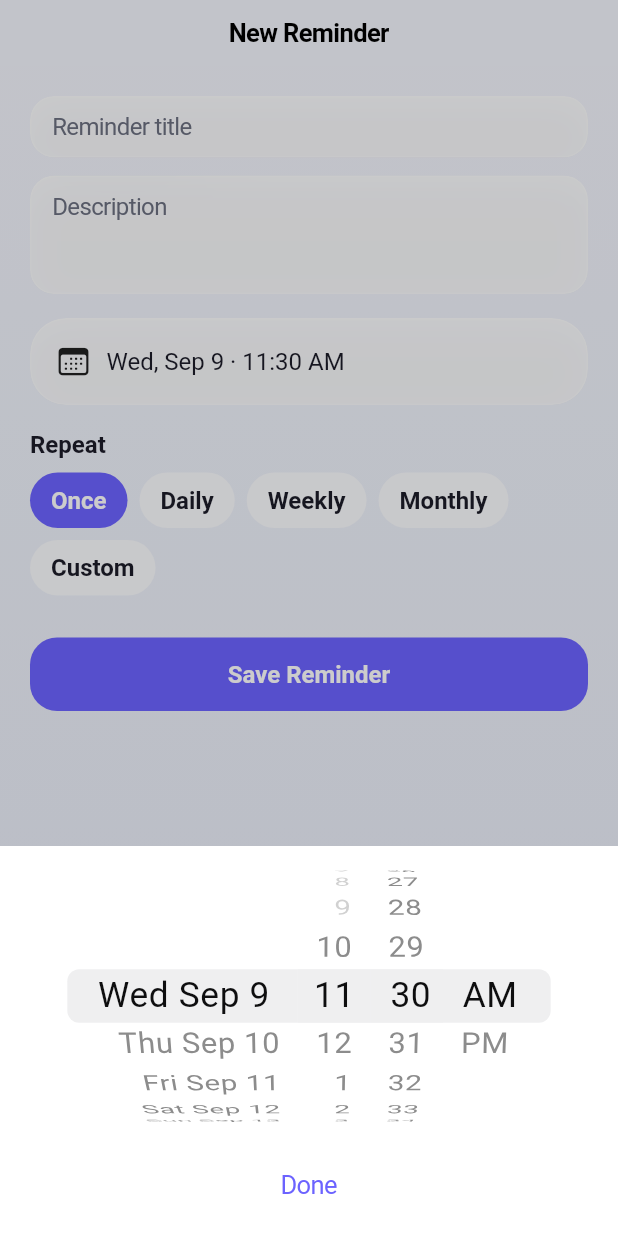
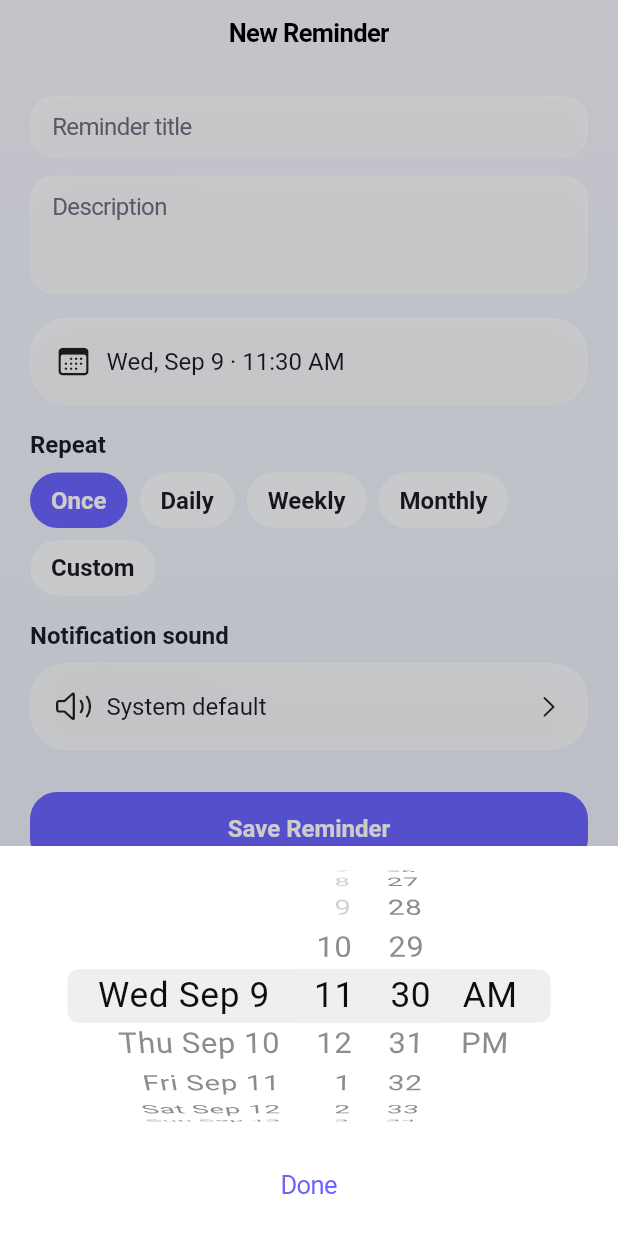
Before and after one commit to Ashishboora805/-RemindMe, a Flutter app: the ReminderEditorScreen screen opened by its route, after a tap on an icon or button, on a phone screen of 412 x 824 dp. Run offline on Flutter 3.47's test engine with Material 3 defaults, Android fonts, the light colour scheme and no system bars; our stand-ins replace drift, file_picker, flutter_animate, flutter_local_notifications, flutter_riverpod, flutter_secure_storage and 9 more; missing offline and left inert: record, sqlite3; accounts and stored records are empty; generated files the repository leaves out were written again.

Commit message:
fixe the errors and add the sound

```diff
--- a/lib/app/router.dart
+++ b/lib/app/router.dart
@@ -9,6 +9,7 @@ import '../features/notes/presentation/screens/note_detail_screen.dart';
 import '../features/notes/presentation/screens/voice_note_recorder_screen.dart';
 import '../features/reminders/presentation/screens/reminder_editor_screen.dart';
 import '../features/reminders/presentation/screens/reminder_detail_screen.dart';
+import '../features/reminders/presentation/screens/alarm_screen.dart';
 import '../features/search/presentation/search_screen.dart';
 import '../features/trash/presentation/trash_screen.dart';
 import '../features/settings/presentation/settings_screen.dart';
@@ -84,6 +85,11 @@ final routerProvider = Provider<GoRouter>((ref) {
         builder: (context, state) =>
             ReminderDetailScreen(reminderId: state.pathParameters['id']!),
       ),
+      GoRoute(
+        path: '/alarm/:id',
+        builder: (context, state) =>
+        AlarmScreen(reminderId: state.pathParameters['id']!),
+      ),
       GoRoute(path: '/search', builder: (context, state) => const SearchScreen()),
       GoRoute(path: '/trash', builder: (context, state) => const TrashScreen()),
       GoRoute(path: '/settings', builder: (context, state) => const SettingsScreen()),
--- /dev/null
+++ b/lib/features/reminders/presentation/screens/alarm_screen.dart
@@ -0,0 +1,87 @@
+import 'package:flutter/cupertino.dart';
+import 'package:flutter_riverpod/flutter_riverpod.dart';
+import 'package:go_router/go_router.dart';
+
+import '../../../../app/theme/app_theme.dart';
+import '../../../../app/theme/colors.dart';
+import '../../providers/reminder_providers.dart';
+
+class AlarmScreen extends ConsumerWidget {
+  const AlarmScreen({super.key, required this.reminderId});
+
+  final String reminderId;
+
+  @override
+  Widget build(BuildContext context, WidgetRef ref) {
+    final brightness =
+        CupertinoTheme.of(context).brightness ?? Brightness.light;
+    final reminderAsync = ref.watch(reminderByIdProvider(reminderId));
+
+    return CupertinoPageScaffold(
+      child: Container(
+        decoration:
+            BoxDecoration(gradient: AppTheme.backgroundGradient(brightness)),
+        child: SafeArea(
+          child: reminderAsync.when(
+            loading: () => const Center(child: CupertinoActivityIndicator()),
+            error: (error, _) => Center(child: Text('Alarm error: $error')),
+            data: (reminder) {
+              if (reminder == null) {
+                return const Center(child: Text('Reminder not found'));
+              }
+              return Center(
+                child: Padding(
+                  padding: const EdgeInsets.all(28),
+                  child: Column(
+                    mainAxisAlignment: MainAxisAlignment.center,
+                    children: [
+                      Icon(CupertinoIcons.alarm_fill,
+                          size: 72, color: AppColors.danger),
+                      const SizedBox(height: 28),
+                      Text(
+                        reminder.title,
+                        textAlign: TextAlign.center,
+                        style: TextStyle(
+                          fontSize: 30,
+                          fontWeight: FontWeight.w700,
+                          color: AppColors.textPrimary(brightness),
+                        ),
+                      ),
+                      if (reminder.description.isNotEmpty) ...[
+                        const SizedBox(height: 12),
+                        Text(reminder.description, textAlign: TextAlign.center),
+                      ],
+                      const SizedBox(height: 40),
+                      CupertinoButton.filled(
+                        onPressed: () async {
+                          await ref
+                              .read(reminderActionsProvider)
+                              .complete(reminderId);
+                          if (context.mounted) context.go('/');
+                        },
+                        child: const Text('Stop alarm'),
+                      ),
+                      const SizedBox(height: 12),
+                      CupertinoButton(
+                        onPressed: () async {
+                          await ref
+                              .read(reminderActionsProvider)
+                              .snooze(
+                                reminderId,
+                                const Duration(minutes: 10),
+                              );
+                          if (context.mounted) context.go('/');
+                        },
+                        child: const Text('Snooze 10 minutes'),
+                      ),
+                    ],
+                  ),
+                ),
+              );
+            },
+          ),
+        ),
+      ),
+    );
+  }
+}
--- a/lib/features/reminders/presentation/screens/reminder_editor_screen.dart
+++ b/lib/features/reminders/presentation/screens/reminder_editor_screen.dart
@@ -29,7 +29,8 @@ class ReminderEditorScreen extends ConsumerStatefulWidget {
   final String? reminderId;
 
   @override
-  ConsumerState<ReminderEditorScreen> createState() => _ReminderEditorScreenState();
+  ConsumerState<ReminderEditorScreen> createState() =>
+      _ReminderEditorScreenState();
 }
 
 class _ReminderEditorScreenState extends ConsumerState<ReminderEditorScreen> {
@@ -37,6 +38,7 @@ class _ReminderEditorScreenState extends ConsumerState<ReminderEditorScreen> {
   final _descCtrl = TextEditingController();
   DateTime _date = _defaultDate();
   String _repeat = RepeatType.none;
+  String _sound = 'default';
   final Set<int> _weekdays = {};
   int _customInterval = 2;
   String _customUnit = 'day';
@@ -60,6 +62,12 @@ class _ReminderEditorScreenState extends ConsumerState<ReminderEditorScreen> {
     RepeatType.monthly,
     RepeatType.custom,
   ];
+
+  static const _soundOptions = {
+    'default': 'System default',
+    'funny': 'Funny',
+    'ticking_clock': 'Ticking clock',
+  };
 
   @override
   void initState() {
@@ -94,6 +102,9 @@ class _ReminderEditorScreenState extends ConsumerState<ReminderEditorScreen> {
       _descCtrl.text = reminder.description;
       _date = reminder.scheduledAt;
       _repeat = reminder.repeatType;
+      _sound = _soundOptions.containsKey(reminder.sound)
+          ? reminder.sound
+          : 'default';
       _weekdays
         ..clear()
         ..addAll(ref.read(reminderServiceProvider).weekdaysFor(reminder));
@@ -190,6 +201,7 @@ class _ReminderEditorScreenState extends ConsumerState<ReminderEditorScreen> {
           scheduledAt: _date,
           repeatType: _repeat,
           repeatConfig: config,
+          sound: _sound,
           clearRepeatConfig: config == null,
         );
       } else {
@@ -201,6 +213,7 @@ class _ReminderEditorScreenState extends ConsumerState<ReminderEditorScreen> {
           scheduledAt: _date,
           repeatType: _repeat,
           repeatConfig: config,
+          sound: _sound,
         );
       }
     } catch (e) {
@@ -238,13 +251,15 @@ class _ReminderEditorScreenState extends ConsumerState<ReminderEditorScreen> {
 
   @override
   Widget build(BuildContext context) {
-    final brightness = CupertinoTheme.of(context).brightness ?? Brightness.light;
+    final brightness =
+        CupertinoTheme.of(context).brightness ?? Brightness.light;
     return CupertinoPageScaffold(
       navigationBar: CupertinoNavigationBar(
         middle: Text(_isEditing ? 'Edit Reminder' : 'New Reminder'),
       ),
       child: Container(
-        decoration: BoxDecoration(gradient: AppTheme.backgroundGradient(brightness)),
+        decoration:
+            BoxDecoration(gradient: AppTheme.backgroundGradient(brightness)),
         child: SafeArea(
           child: _loading
               ? const Center(child: CupertinoActivityIndicator())
@@ -310,8 +325,8 @@ class _ReminderEditorScreenState extends ConsumerState<ReminderEditorScreen> {
                     if (_repeat == RepeatType.weekly) ...[
                       const SizedBox(height: 14),
                       Text('On these days',
-                          style:
-                              TextStyle(color: AppColors.textSecondary(brightness))),
+                          style: TextStyle(
+                              color: AppColors.textSecondary(brightness))),
                       const SizedBox(height: 8),
                       Wrap(
                         spacing: 8,
@@ -377,7 +392,8 @@ class _ReminderEditorScreenState extends ConsumerState<ReminderEditorScreen> {
                           Text('$_customInterval'),
                           CupertinoButton(
                             padding: EdgeInsets.zero,
-                            onPressed: () => setState(() => _customInterval += 1),
+                            onPressed: () =>
+                                setState(() => _customInterval += 1),
                             child: const Icon(CupertinoIcons.plus_circle),
                           ),
                           const SizedBox(width: 8),
@@ -386,9 +402,11 @@ class _ReminderEditorScreenState extends ConsumerState<ReminderEditorScreen> {
                               groupValue: _customUnit,
                               children: const {
                                 'day': Padding(
-                                    padding: EdgeInsets.all(6), child: Text('Days')),
+                                    padding: EdgeInsets.all(6),
+                                    child: Text('Days')),
                                 'week': Padding(
-                                    padding: EdgeInsets.all(6), child: Text('Weeks')),
+                                    padding: EdgeInsets.all(6),
+                                    child: Text('Weeks')),
                               },
                               onValueChanged: (v) =>
                                   setState(() => _customUnit = v ?? 'day'),
@@ -397,21 +415,63 @@ class _ReminderEditorScreenState extends ConsumerState<ReminderEditorScreen> {
                         ],
                       ),
                     ],
+                    const SizedBox(height: 16),
+                    Text('Notification sound',
+                        style: TextStyle(
+                            fontWeight: FontWeight.w600,
+                            color: AppColors.textPrimary(brightness))),
+                    const SizedBox(height: 8),
+                    GlassCard(
+                      onTap: () => _pickSound(context),
+                      child: Row(
+                        children: [
+                          const Icon(CupertinoIcons.speaker_2),
+                          const SizedBox(width: 10),
+                          Expanded(child: Text(_soundOptions[_sound]!)),
+                          const Icon(CupertinoIcons.chevron_right, size: 18),
+                        ],
+                      ),
+                    ),
                     if (_error != null) ...[
                       const SizedBox(height: 12),
-                      Text(_error!, style: const TextStyle(color: AppColors.danger)),
+                      Text(_error!,
+                          style: const TextStyle(color: AppColors.danger)),
                     ],
                     const SizedBox(height: 28),
                     GlassButton(
                       label: _saving
                           ? 'Saving…'
                           : (_isEditing ? 'Save Changes' : 'Save Reminder'),
-                      onPressed:
-                          _saving || (_isEditing && _editing == null) ? null : _save,
+                      onPressed: _saving || (_isEditing && _editing == null)
+                          ? null
+                          : _save,
                       expand: true,
                     ),
                   ],
                 ),
+        ),
+      ),
+    );
+  }
+
+  Future<void> _pickSound(BuildContext context) async {
+    await showCupertinoModalPopup<void>(
+      context: context,
+      builder: (ctx) => CupertinoActionSheet(
+        title: const Text('Notification sound'),
+        actions: _soundOptions.entries
+            .map((entry) => CupertinoActionSheetAction(
+                  isDefaultAction: entry.key == _sound,
+                  onPressed: () {
+                    setState(() => _sound = entry.key);
+                    Navigator.pop(ctx);
+                  },
+                  child: Text(entry.value),
+                ))
+            .toList(),
+        cancelButton: CupertinoActionSheetAction(
+          onPressed: () => Navigator.pop(ctx),
+          child: const Text('Cancel'),
         ),
       ),
     );
```
Also changed, not shown: lib/main.dart (+7 -2 lines), lib/services/notification_service.dart (+144 -27 lines), lib/services/reminder_service.dart (+32 -0 lines), 7 other files.
